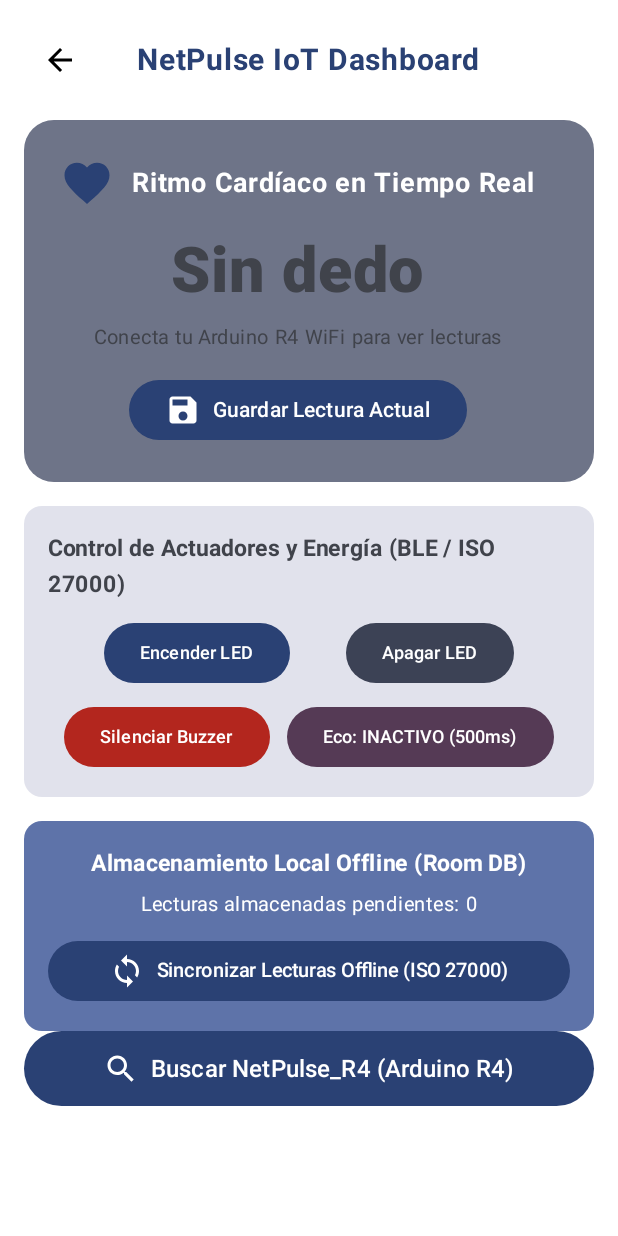
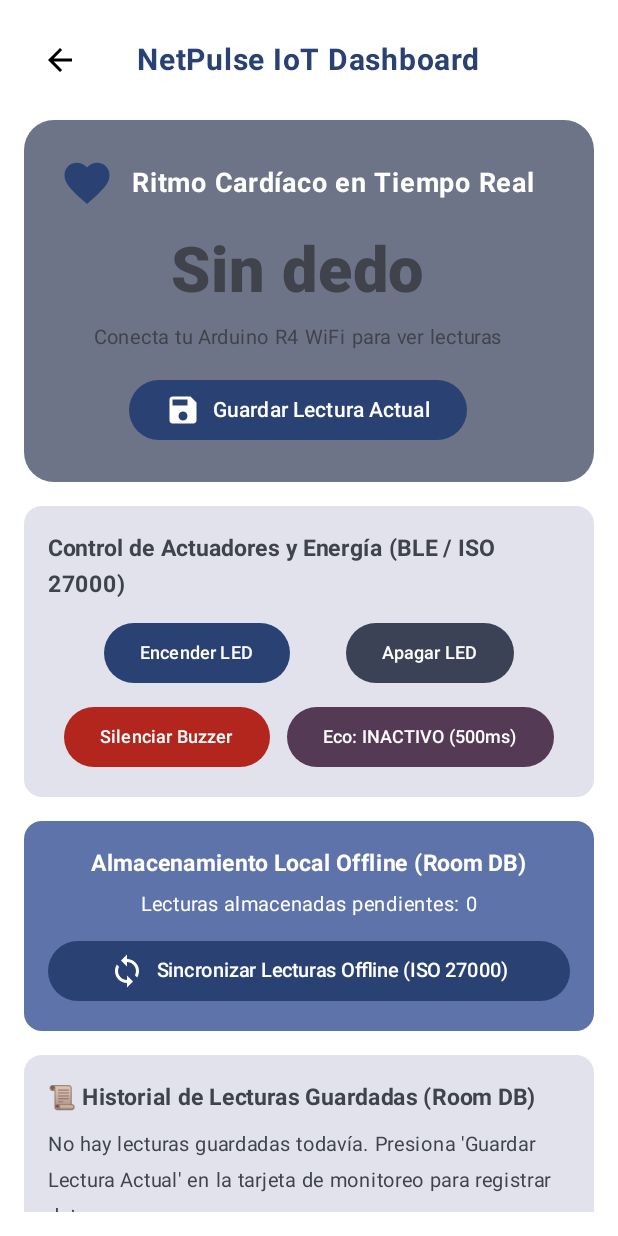
Before and after one commit to benjaaacode/LatidosCardiacos, an Android app built with Jetpack Compose: the @Preview function PantallaPrincipalPreview, on a phone screen of 412 x 824 dp. Run offline under Robolectric (Android 15) with nearby library versions, the phone set to English and light mode, and no system bars.

Commit message:
Make History card always visible on the Historial menu tab with empty state messaging

```diff
--- a/app/src/main/java/com/example/latidoscardiacos/MainActivity.kt
+++ b/app/src/main/java/com/example/latidoscardiacos/MainActivity.kt
@@ -1050,7 +1050,6 @@ fun PantallaPrincipal(
         val ultimasLecturas by database?.lecturaSensorDao()?.getUltimasLecturas()?.collectAsState(initial = emptyList())
             ?: remember { mutableStateOf(emptyList()) }
 
-        if (ultimasLecturas.isNotEmpty()) {
         Spacer(modifier = Modifier.height(16.dp))
         Card(
             modifier = Modifier.fillMaxWidth(),
@@ -1063,9 +1062,16 @@ fun PantallaPrincipal(
                     fontSize = 15.sp,
                     modifier = Modifier.padding(bottom = 8.dp)
                 )
+                if (ultimasLecturas.isEmpty()) {
+                    Text(
+                        text = "No hay lecturas guardadas todavía. Presiona 'Guardar Lectura Actual' en la tarjeta de monitoreo para registrar datos.",
+                        fontSize = 13.sp,
+                        color = MaterialTheme.colorScheme.onSurfaceVariant
+                    )
+                } else {
                     val dateFormat = remember { SimpleDateFormat("HH:mm:ss dd/MM", Locale.getDefault()) }
                     LazyColumn(
-                        modifier = Modifier.fillMaxWidth().heightIn(max = 180.dp),
+                        modifier = Modifier.fillMaxWidth().heightIn(max = 200.dp),
                         verticalArrangement = Arrangement.spacedBy(6.dp)
                     ) {
                         items(ultimasLecturas) { lectura ->
```
Lines whose indentation alone changed are shown as unchanged.
